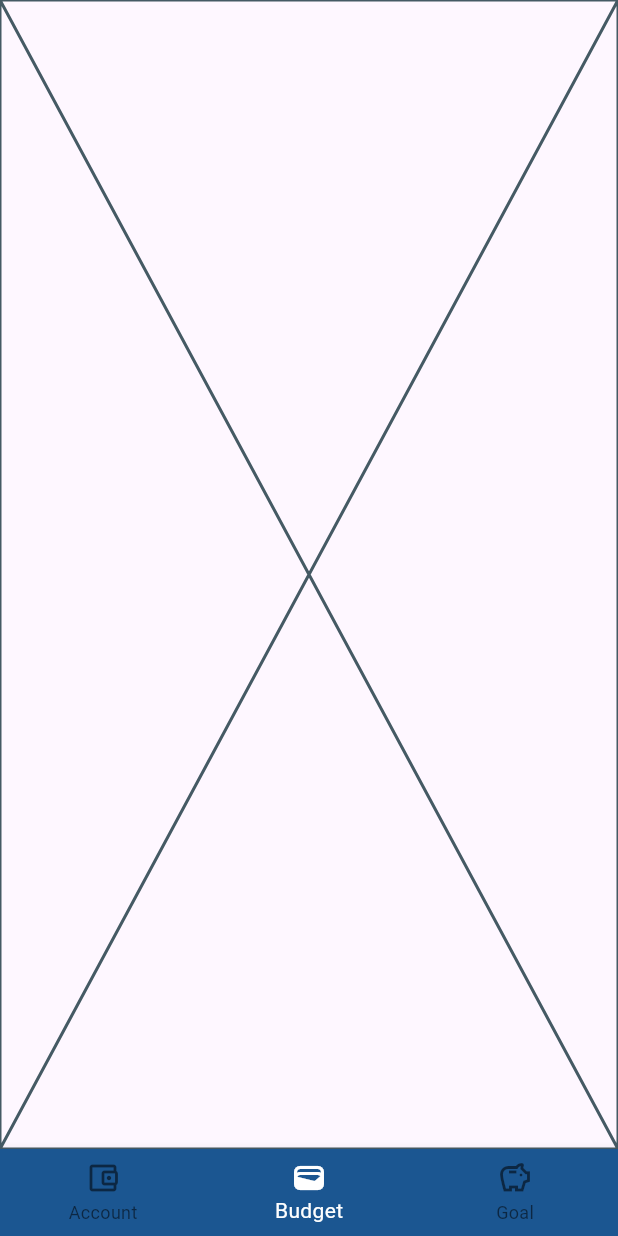
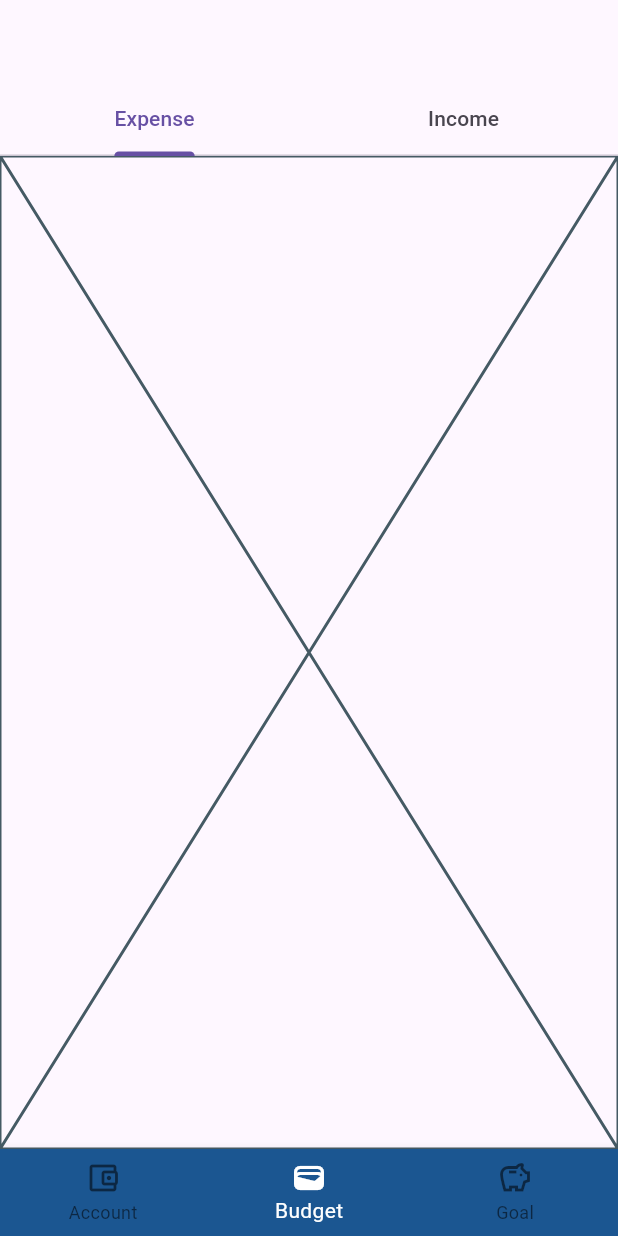
Before and after one commit to Lakshan-sithara/Dime-keeper-wallet-app-, a Flutter app: the screen it shows after launch, item 2 of the bottom bar chosen, on a phone screen of 412 x 824 dp. Run offline on Flutter 3.47's test engine with Material 3 defaults, Android fonts, the phone set to English and light mode, and no system bars; our stand-ins replace hive, hive_flutter, pie_chart; accounts and stored records are empty.

Commit message:
Feture/added top navigation
added top navigation bar to baudget page

```diff
--- a/dime_keeper/lib/widgets/bottom_navigation_bar.dart
+++ b/dime_keeper/lib/widgets/bottom_navigation_bar.dart
@@ -1,4 +1,5 @@
 import 'package:expence_master/pages/expencers.dart';
+import 'package:expence_master/widgets/top_navigation_bar.dart';
 import 'package:flutter/material.dart';
 
 class BottomNavigationBarApp extends StatelessWidget {
@@ -30,7 +31,7 @@ class _BottomNavigationBarState extends State<BottomNavigationBarWidget> {
         page = Expencers();
         break;
       case 1:
-        page = Placeholder();
+        page = TopAppBar();
         break;
       case 2:
         page = Placeholder();
--- /dev/null
+++ b/dime_keeper/lib/widgets/top_navigation_bar.dart
@@ -0,0 +1,45 @@
+import 'package:flutter/material.dart';
+
+class TopAppBar extends StatefulWidget {
+  const TopAppBar({super.key});
+
+  @override
+  State<TopAppBar> createState() => _TopAppBarState();
+}
+
+class _TopAppBarState extends State<TopAppBar> {
+  int currentIndex = 0;
+
+  @override
+  Widget build(BuildContext context) {
+    Widget page;
+    switch (currentIndex) {
+      case 0:
+        page = Placeholder();
+        break;
+      case 1:
+        page = Placeholder();
+        break;
+      default:
+        throw UnimplementedError('');
+    }
+    return DefaultTabController(
+      length: 2,
+      child: Scaffold(
+        appBar: AppBar(
+          bottom: const TabBar(
+            tabs: [
+              Tab(
+                text: 'Expense',
+              ),
+              Tab(
+                text: 'Income',
+              ),
+            ],
+          ),
+        ),
+        body: TabBarView(children: [Placeholder(), Placeholder()]),
+      ),
+    );
+  }
+}
```
Also changed, not shown: dime_keeper/lib/pages/budget.dart (added).
